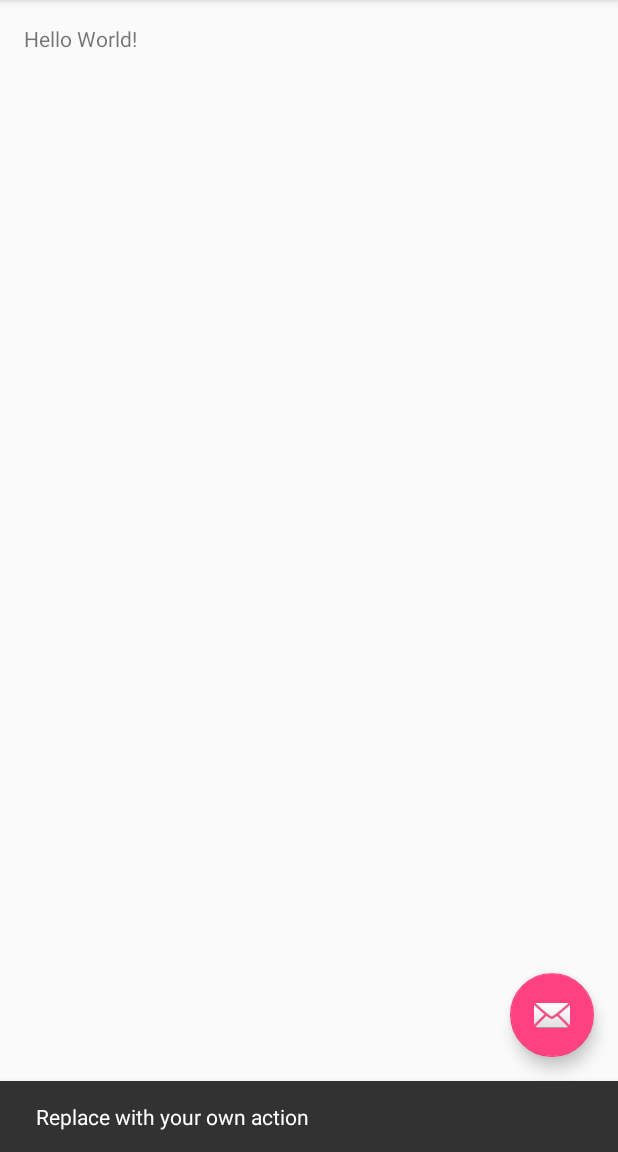
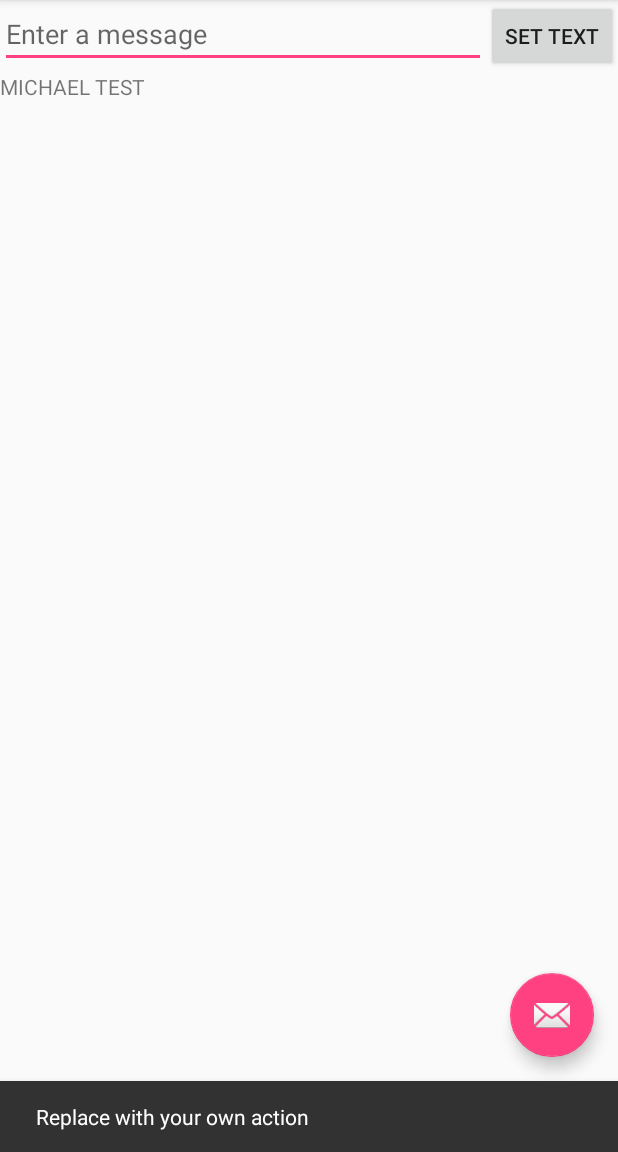
Before and after one commit to Ampersandnz/Horoscanner, an Android app: the screen it shows after launch (MainActivity), after a tap on an icon or button, on a phone screen of 412 x 824 dp, the part 84-1236 px from its top. Run offline under Robolectric (Android 15) with nearby library versions, the phone set to English and light mode, and no system bars.

Commit message:
Added some content based on the ADS tutorial

```diff
--- a/app/src/main/java/com/android/michaello/horoscanner/MainActivity.java
+++ b/app/src/main/java/com/android/michaello/horoscanner/MainActivity.java
@@ -5,11 +5,14 @@ import android.support.design.widget.FloatingActionButton;
 import android.support.design.widget.Snackbar;
 import android.support.v7.app.AppCompatActivity;
 import android.support.v7.widget.Toolbar;
-import android.view.View;
 import android.view.Menu;
 import android.view.MenuItem;
+import android.view.View;
+import android.widget.EditText;
+import android.widget.TextView;
 
 public class MainActivity extends AppCompatActivity {
+    public final static String EXTRA_MESSAGE = "com.android.michaello.horoscanner.MESSAGE";
 
     @Override
     protected void onCreate(Bundle savedInstanceState) {
@@ -26,6 +29,16 @@ public class MainActivity extends AppCompatActivity {
                         .setAction("Action", null).show();
             }
         });
+    }
+
+    /**
+     * Called when the user clicks the View button
+     */
+    public void setText(View view) {
+        EditText editText = (EditText) findViewById(R.id.edit_message);
+        TextView textField = (TextView) findViewById(R.id.textField);
+
+        String message = editText.getText().toString();
     }
 
     @Override
--- a/app/src/main/res/layout/content_main.xml
+++ b/app/src/main/res/layout/content_main.xml
@@ -1,19 +1,36 @@
 <?xml version="1.0" encoding="utf-8"?>
-<RelativeLayout xmlns:android="http://schemas.android.com/apk/res/android"
+<LinearLayout xmlns:android="http://schemas.android.com/apk/res/android"
     xmlns:app="http://schemas.android.com/apk/res-auto"
     xmlns:tools="http://schemas.android.com/tools"
+    android:orientation="vertical"
     android:layout_width="match_parent"
     android:layout_height="match_parent"
-    android:paddingBottom="@dimen/activity_vertical_margin"
-    android:paddingLeft="@dimen/activity_horizontal_margin"
-    android:paddingRight="@dimen/activity_horizontal_margin"
-    android:paddingTop="@dimen/activity_vertical_margin"
     app:layout_behavior="@string/appbar_scrolling_view_behavior"
     tools:context="com.android.michaello.horoscanner.MainActivity"
     tools:showIn="@layout/activity_main">
 
+    <LinearLayout
+        android:orientation="horizontal"
+        android:layout_width="match_parent"
+        android:layout_height="wrap_content">
+
+        <EditText
+            android:id="@+id/edit_message"
+            android:layout_weight="99"
+            android:layout_width="0dp"
+            android:layout_height="wrap_content"
+            android:hint="@string/edit_message" />
+
+        <Button
+            android:layout_width="wrap_content"
+            android:layout_height="wrap_content"
+            android:text="@string/button_setText"
+            android:onClick="setText" />
+    </LinearLayout>
+
     <TextView
+        android:id="@+id/textField"
         android:layout_width="wrap_content"
         android:layout_height="wrap_content"
-        android:text="Hello World!" />
-</RelativeLayout>
+        android:text="@string/text_default" />
+</LinearLayout>
--- a/app/src/main/res/values/strings.xml
+++ b/app/src/main/res/values/strings.xml
@@ -1,4 +1,8 @@
+<?xml version="1.0" encoding="utf-8"?>
 <resources>
     <string name="app_name">Horoscanner</string>
+    <string name="edit_message">Enter a message</string>
+    <string name="button_setText">Set text</string>
     <string name="action_settings">Settings</string>
+    <string name="text_default">MICHAEL TEST</string>
 </resources>
```
